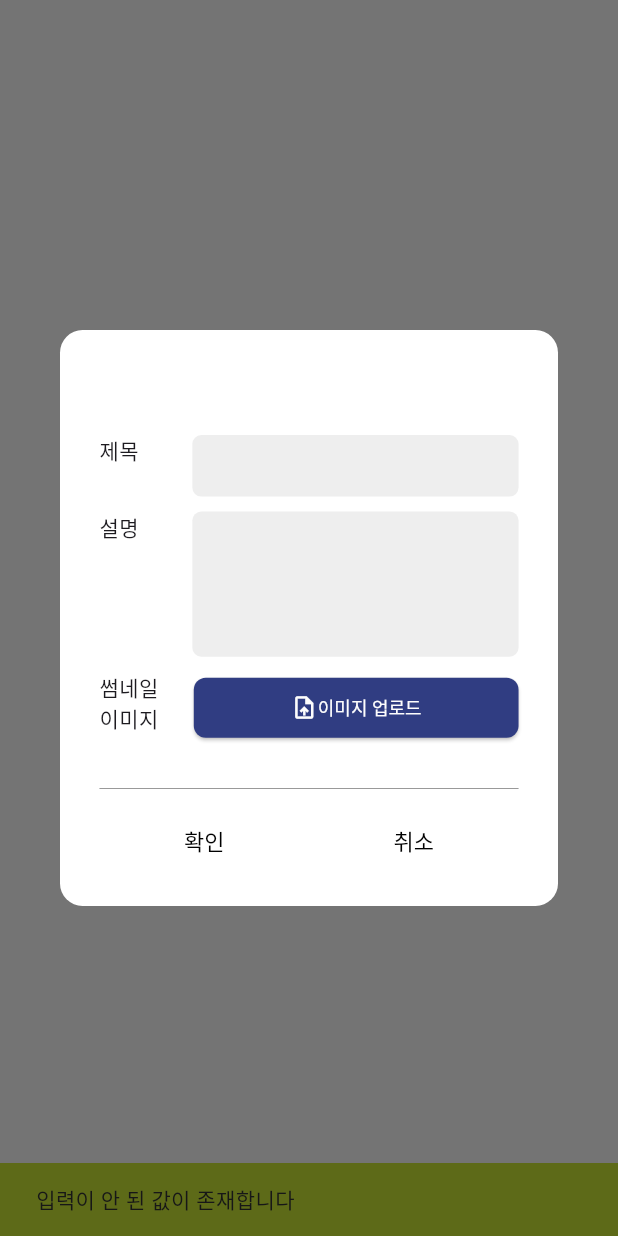
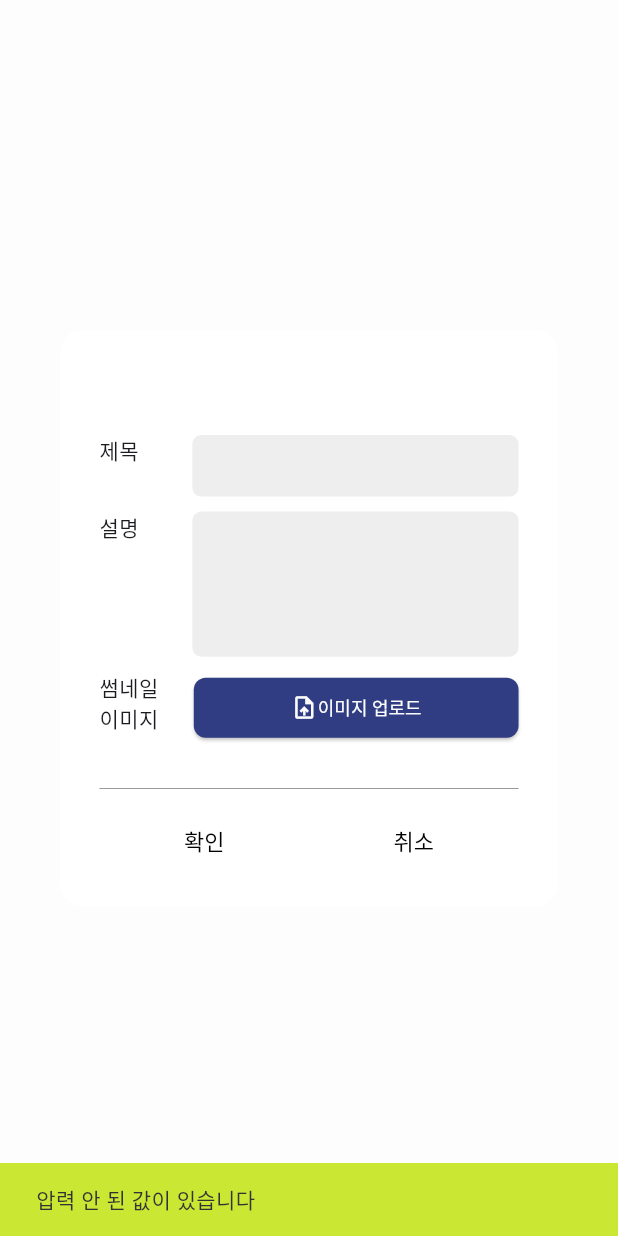
Before and after one commit to Moodmonster/flutter, a Flutter app: what showAlertForAdd() shows on an empty page, opened directly with empty values, after a tap on "확인", on a phone screen of 412 x 824 dp. Run offline on Flutter 3.47's test engine with Material 3 defaults, Android fonts, the light colour scheme and no system bars; our stand-ins replace flutter_riverpod, flutter_screenutil, flutter_secure_storage, freezed_annotation, image_picker, shared_preferences and 1 more; missing offline and left inert: seo_renderer; accounts and stored records are empty; Roboto replaces fonts that are missing (Pretendard).

Commit message:
fix : 키보드 올라오면 위젯 크기 조정되어 overflow나는 문제 해결

```diff
--- a/lib/feature/home/home_screen_view.dart
+++ b/lib/feature/home/home_screen_view.dart
@@ -18,6 +18,7 @@ class _HomeScreenState extends State<HomeScreen> {
     return DefaultTabController(
       length: 2,
       child: Scaffold(
+        resizeToAvoidBottomInset: false,
         body: Container(
           color: AppColors.background,
           child: Column(
--- a/lib/helpers/extensions/showdialog_helper.dart
+++ b/lib/helpers/extensions/showdialog_helper.dart
@@ -214,6 +214,7 @@ class ShowDialogHelper {
     String? thumbImgFileName;
     final ImagePicker picker = ImagePicker();
     showDialog(
+      barrierColor: Colors.transparent,
       context: AppRouter.navigatorKey.currentContext!,
       builder: (BuildContext context) {
         return StatefulBuilder(
@@ -361,6 +362,8 @@ class ShowDialogHelper {
                                           selectedThumbImg = File(
                                             pickedFile.path,
                                           );
+
+                                          thumbImgFileName = pickedFile.name;
                                         });
                                       }
                                     }
@@ -488,10 +491,16 @@ class ShowDialogHelper {
                                       _descController.text.isEmpty ||
                                       thumbImgFileName == null) {
                                     //입력 안된 값이 있을 경우
-                                    showSnackBar(
-                                      content: "입력이 안 된 값이 존재합니다",
-                                      backgroundColor: AppColors.secondary,
-                                      textColor: AppColors.black,
+                                    ScaffoldMessenger.of(context).showSnackBar(
+                                      SnackBar(
+                                        content: Text(
+                                          "압력 안 된 값이 있습니다",
+                                          style: TextStyle(
+                                            color: AppColors.black,
+                                          ),
+                                        ),
+                                        backgroundColor: AppColors.secondary,
+                                      ),
                                     );
                                   } else {
                                     //ContentDumyData.add(Content(code: DateTime.now().hashCode, title: _titleController.text, desc: _descController.text, author: author, userId: userId, contentType: contentType, clickCount: clickCount, thumbnailUrl: thumbnailUrl))
```
Also changed, not shown: pubspec.lock, 125 other files.
